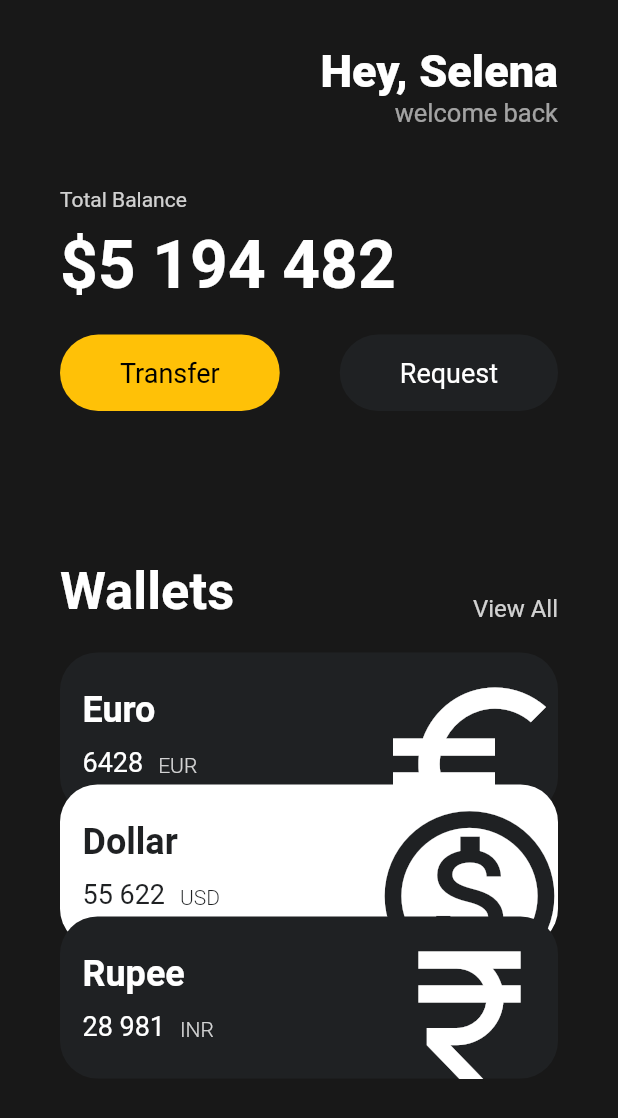
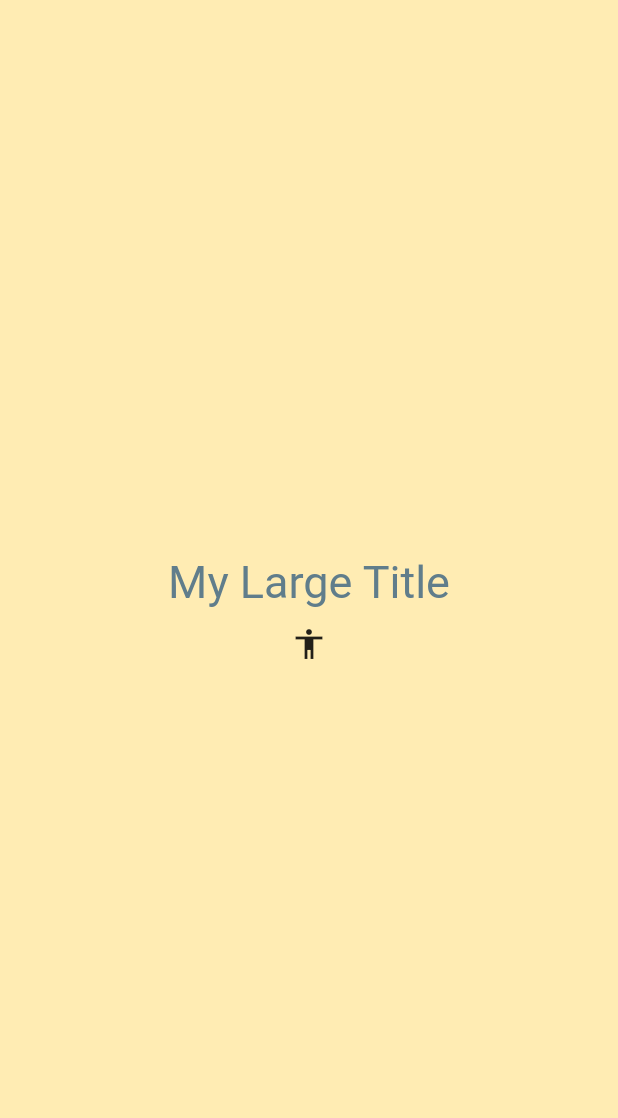
Before and after one commit to jaehee-bae/flutter-for-beginners, a Flutter app: the screen it shows after launch, on a phone screen of 412 x 824 dp. Shown: the top 1118 px of the screen. Run offline on Flutter 3.47's test engine with Material 2 defaults, Android fonts, the phone set to English and light mode, and no system bars.

```diff
--- a/toonflix/lib/main.dart
+++ b/toonflix/lib/main.dart
@@ -1,145 +1,86 @@
 import 'package:flutter/material.dart';
-import 'package:flutter/services.dart';
-import 'package:toonflix/widgets/button.dart';
-import 'package:toonflix/widgets/currency_card.dart';
 
 void main() {
   runApp(const App());
 }
 
-class App extends StatelessWidget {
+class App extends StatefulWidget {
   const App({super.key});
+
+  @override
+  State<App> createState() => _AppState();
+}
+
+class _AppState extends State<App> {
+  bool showTitle = true;
+
+  void onClicked() {
+    setState(() {
+      showTitle = !showTitle;
+    });
+  }
 
   @override
   Widget build(BuildContext context) {
     return MaterialApp(
+      theme: ThemeData(
+        textTheme: const TextTheme(
+          titleLarge: TextStyle(
+            color: Colors.blueGrey,
+            fontSize: 30,
+          ),
+        ),
+      ),
       home: Scaffold(
-        backgroundColor: const Color(0xFF181818),
-        body: SingleChildScrollView(
-          child: Padding(
-            padding: const EdgeInsets.symmetric(horizontal: 40),
-            child: Column(
-              crossAxisAlignment: CrossAxisAlignment.start,
-              children: [
-                const SizedBox(
-                  height: 30,
-                ),
-                Row(
-                  mainAxisAlignment: MainAxisAlignment.end,
-                  children: [
-                    Column(
-                      crossAxisAlignment: CrossAxisAlignment.end,
-                      children: [
-                        const Text(
-                          'Hey, Selena',
-                          style: TextStyle(
-                            color: Colors.white,
-                            fontSize: 30,
-                            fontWeight: FontWeight.w800,
-                          ),
-                        ),
-                        Text(
-                          'welcome back',
-                          style: TextStyle(
-                            color: Colors.white.withOpacity(0.6),
-                            fontSize: 17,
-                          ),
-                        )
-                      ],
-                    ),
-                  ],
-                ),
-                const SizedBox(
-                  height: 40,
-                ),
-                Text(
-                  'Total Balance',
-                  style: TextStyle(
-                    color: Colors.white.withOpacity(0.8),
-                  ),
-                ),
-                const SizedBox(
-                  height: 10,
-                ),
-                const Text(
-                  '\$5 194 482',
-                  style: TextStyle(
-                    fontSize: 44,
-                    color: Colors.white,
-                    fontWeight: FontWeight.w700,
-                  ),
-                ),
-                const SizedBox(
-                  height: 20,
-                ),
-                const Row(
-                  mainAxisAlignment: MainAxisAlignment.spaceBetween,
-                  children: [
-                    Button(
-                      text: 'Transfer',
-                      bgColor: Colors.amber,
-                      textColor: Colors.black,
-                    ),
-                    Button(
-                      text: 'Request',
-                      bgColor: Color(0xFF1F2123),
-                      textColor: Colors.white,
-                    ),
-                  ],
-                ),
-                const SizedBox(
-                  height: 100,
-                ),
-                Row(
-                  crossAxisAlignment: CrossAxisAlignment.end,
-                  mainAxisAlignment: MainAxisAlignment.spaceBetween,
-                  children: [
-                    const Text(
-                      'Wallets',
-                      style: TextStyle(
-                        color: Colors.white,
-                        fontWeight: FontWeight.w600,
-                        fontSize: 35,
-                      ),
-                    ),
-                    Text(
-                      'View All',
-                      style: TextStyle(
-                        color: Colors.white.withOpacity(0.8),
-                        fontSize: 16,
-                      ),
-                    ),
-                  ],
-                ),
-                const SizedBox(
-                  height: 20,
-                ),
-                const CurrencyCard(
-                  name: 'Euro',
-                  code: 'EUR',
-                  amount: '6428',
-                  icon: Icons.euro_symbol,
-                  isInverted: false,
-                ),
-                const CurrencyCard(
-                    name: 'Dollar',
-                    code: 'USD',
-                    amount: '55 622',
-                    icon: Icons.monetization_on_outlined,
-                    isInverted: true,
-                    order: 1),
-                const CurrencyCard(
-                    name: 'Rupee',
-                    code: 'INR',
-                    amount: '28 981',
-                    icon: Icons.currency_rupee,
-                    isInverted: false,
-                    order: 2),
-              ],
-            ),
+        backgroundColor: Colors.amber.shade100,
+        body: Center(
+          child: Column(
+            mainAxisAlignment: MainAxisAlignment.center,
+            children: [
+              showTitle ? const MyLargeTitle() : const Text('nothing'),
+              IconButton(
+                onPressed: onClicked,
+                icon: const Icon(Icons.accessibility_sharp),
+              ),
+            ],
           ),
         ),
       ),
     );
   }
 }
+
+class MyLargeTitle extends StatefulWidget {
+  const MyLargeTitle({
+    super.key,
+  });
+
+  @override
+  State<StatefulWidget> createState() => _MyLargeTitleState();
+}
+
+class _MyLargeTitleState extends State<MyLargeTitle> {
+  @override
+  void initState() {
+    super.initState();
+    print('initState!');
+  }
+
+  @override
+  void dispose() {
+    print('dispose!');
+    super.dispose();
+  }
+
+  @override
+  Widget build(BuildContext context) {
+    print('build!');
+    return Text(
+      'My Large Title',
+      style: TextStyle(
+        fontSize: Theme.of(context).textTheme.titleLarge?.fontSize,
+        color: Theme.of(context).textTheme.titleLarge?.color,
+      ),
+    );
+  }
+}
```
